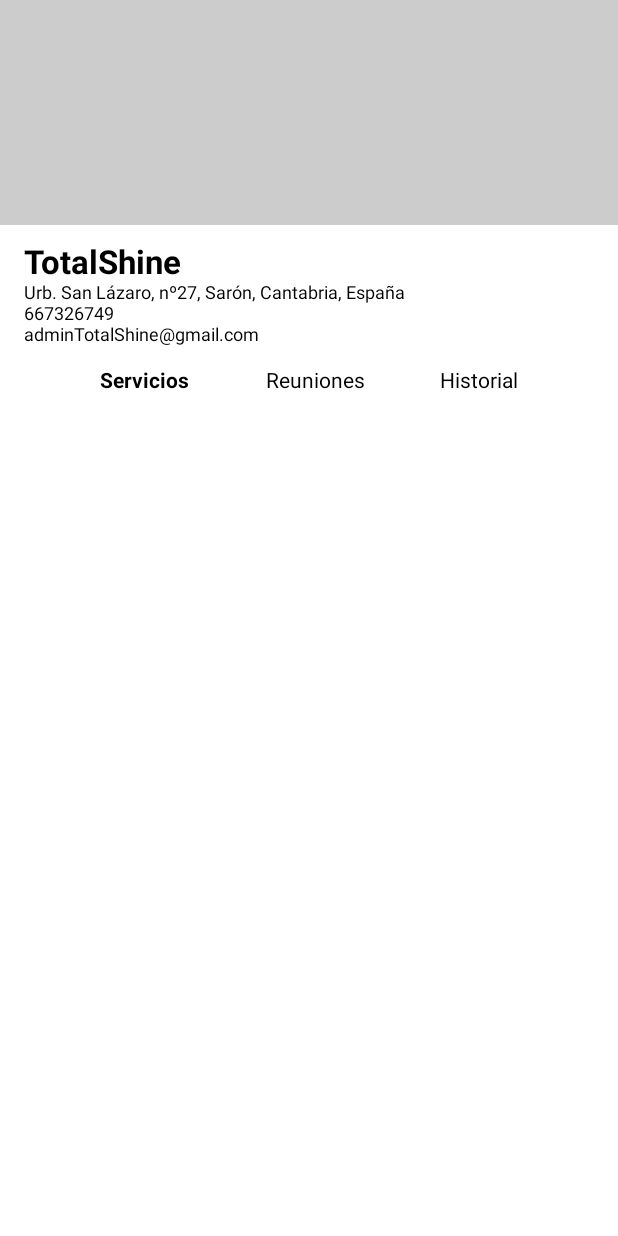
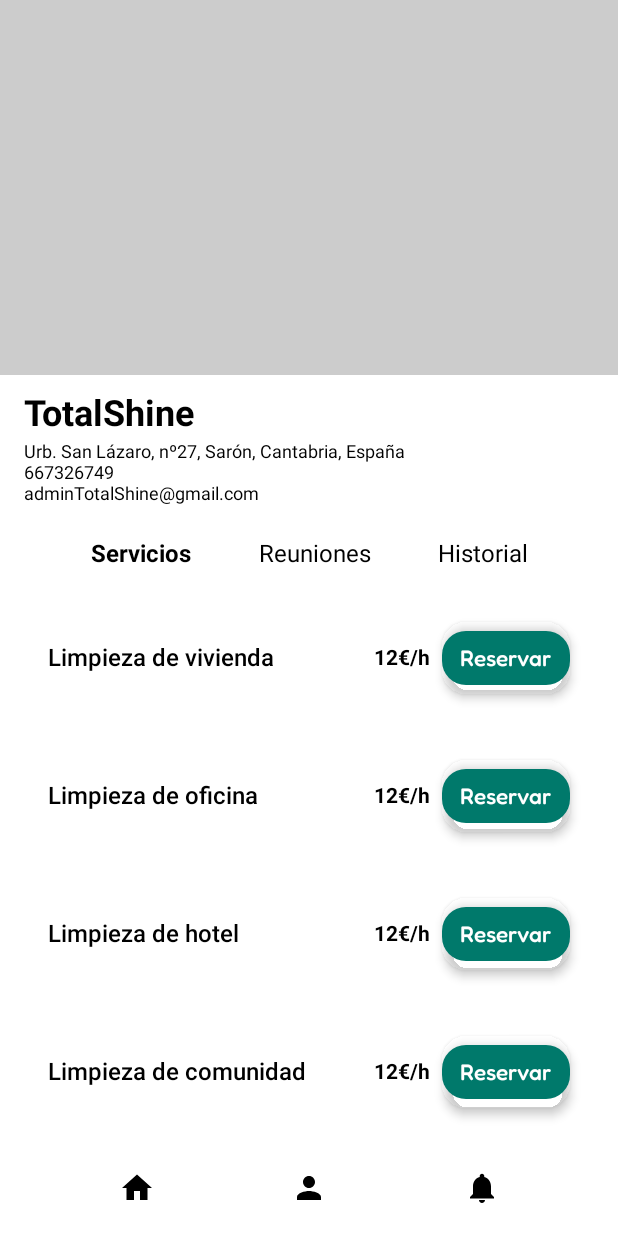
Before and after one commit to NecoRuiz/app_webService, an Android app built with Jetpack Compose: the @Preview function HomeScreen, on a phone screen of 412 x 824 dp. Run offline under Robolectric (Android 15) with nearby library versions, the phone set to English and light mode, and no system bars.

Commit message:
ServicioSection actualizado e implementado en la HomeScreen

```diff
--- /dev/null
+++ b/app/src/main/java/com/example/app_webservice/ui/home/HistorialSection.kt
@@ -0,0 +1,8 @@
+package com.example.app_webservice.ui.home
+
+import androidx.compose.runtime.Composable
+
+@Composable
+fun HistorialSection() {
+
+}
--- a/app/src/main/java/com/example/app_webservice/ui/home/HomeScreen.kt
+++ b/app/src/main/java/com/example/app_webservice/ui/home/HomeScreen.kt
@@ -1,20 +1,22 @@
 package com.example.app_webservice.ui.home
 
-import androidx.compose.foundation.Image
+
+
+
 import androidx.compose.foundation.background
 import androidx.compose.foundation.clickable
 import androidx.compose.foundation.layout.*
-import androidx.compose.foundation.shape.RoundedCornerShape
-import androidx.compose.material.*
 import androidx.compose.material3.Icon
 import androidx.compose.material3.IconButton
 import androidx.compose.material3.Text
+
 import androidx.compose.runtime.*
 import androidx.compose.ui.Alignment
 import androidx.compose.ui.Modifier
 import androidx.compose.ui.graphics.Color
 import androidx.compose.ui.res.painterResource
 import androidx.compose.ui.text.font.FontWeight
+import androidx.compose.ui.text.style.TextAlign
 import androidx.compose.ui.tooling.preview.Preview
 import androidx.compose.ui.unit.dp
 import androidx.compose.ui.unit.sp
@@ -25,64 +27,82 @@ import com.example.app_webservice.R
 fun HomeScreen() {
     val selectedOption = remember { mutableStateOf("servicio") }
 
-    Box(modifier = Modifier.fillMaxSize()) {
-
-        Column(modifier = Modifier.fillMaxSize()
-            .background(Color.White)) {
-            // Imagen superior
+    Column(
+        modifier = Modifier
+            .fillMaxSize()
+            .background(Color.White)
+    ) {
+        // Imagen superior más alta
         Box(
             modifier = Modifier
                 .fillMaxWidth()
-                    .height(150.dp)
+                .height(250.dp)
                 .background(Color.LightGray)
+        ) {}
+
+        // Información de la empresa
+        Column(
+            modifier = Modifier
+                .fillMaxWidth()
+                .padding(horizontal = 16.dp, vertical = 12.dp)
         ) {
-                // Aquí puedes poner un carrusel más adelante
-            }
-
-            Spacer(modifier = Modifier.height(12.dp))
-
-            // Info del negocio
-            Column(modifier = Modifier.padding(horizontal = 16.dp)) {
-                Text("TotalShine", fontSize = 22.sp, fontWeight = FontWeight.Bold)
+            Text("TotalShine", fontSize = 24.sp, fontWeight = FontWeight.Bold)
+            Spacer(modifier = Modifier.height(4.dp))
             Text("Urb. San Lázaro, nº27, Sarón, Cantabria, España", fontSize = 12.sp)
             Text("667326749", fontSize = 12.sp)
             Text("adminTotalShine@gmail.com", fontSize = 12.sp)
         }
 
-            Spacer(modifier = Modifier.height(16.dp))
+        Spacer(modifier = Modifier.height(12.dp))
 
-            // Botones de sección
+        // Tabs (centrados y con más tamaño)
         Row(
             modifier = Modifier
                 .fillMaxWidth()
                 .padding(horizontal = 16.dp),
             horizontalArrangement = Arrangement.SpaceEvenly
         ) {
-                Text("Servicios",
+            Text(
+                "Servicios",
+                fontSize = 16.sp,
+                textAlign = TextAlign.Center,
                 fontWeight = if (selectedOption.value == "servicio") FontWeight.Bold else FontWeight.Normal,
-                    modifier = Modifier.clickable { selectedOption.value = "servicio" })
-
-                Text("Reuniones",
+                modifier = Modifier.clickable { selectedOption.value = "servicio" }
+            )
+            Text(
+                "Reuniones",
+                fontSize = 16.sp,
+                textAlign = TextAlign.Center,
                 fontWeight = if (selectedOption.value == "reunion") FontWeight.Bold else FontWeight.Normal,
-                    modifier = Modifier.clickable { selectedOption.value = "reunion" })
-
-                Text("Historial",
+                modifier = Modifier.clickable { selectedOption.value = "reunion" }
+            )
+            Text(
+                "Historial",
+                fontSize = 16.sp,
+                textAlign = TextAlign.Center,
                 fontWeight = if (selectedOption.value == "historial") FontWeight.Bold else FontWeight.Normal,
-                    modifier = Modifier.clickable { selectedOption.value = "historial" })
+                modifier = Modifier.clickable { selectedOption.value = "historial" }
+            )
         }
 
         Spacer(modifier = Modifier.height(16.dp))
 
         // Sección dinámica
+        Column(
+            modifier = Modifier
+                .fillMaxWidth()
+                .padding(horizontal = 16.dp)
+                .weight(1f),
+            verticalArrangement = Arrangement.Top
+        ) {
             when (selectedOption.value) {
                 "servicio" -> ServicioSection()
                 "reunion" -> ReunionSection()
                 "historial" -> HistorialSection()
             }
+        }
 
-            Spacer(modifier = Modifier.weight(1f))
-
-            // Barra inferior
+        // Barra inferior fija
         Row(
             modifier = Modifier
                 .fillMaxWidth()
@@ -91,19 +111,19 @@ fun HomeScreen() {
             horizontalArrangement = Arrangement.SpaceEvenly,
             verticalAlignment = Alignment.CenterVertically
         ) {
-                IconButton(onClick = { /* Navegar o lógica futura */ }) {
+            IconButton(onClick = { }) {
                 Icon(
                     painter = painterResource(id = R.drawable.baseline_home_24),
                     contentDescription = "Home"
                 )
             }
-                IconButton(onClick = { /* Usuario */ }) {
+            IconButton(onClick = { }) {
                 Icon(
                     painter = painterResource(id = R.drawable.baseline_person_24),
                     contentDescription = "Perfil"
                 )
             }
-                IconButton(onClick = { /* Notificaciones o historial */ }) {
+            IconButton(onClick = { }) {
                 Icon(
                     painter = painterResource(id = R.drawable.baseline_notifications_24),
                     contentDescription = "Historial"
@@ -112,4 +132,3 @@ fun HomeScreen() {
         }
     }
 }
-}
--- /dev/null
+++ b/app/src/main/java/com/example/app_webservice/ui/home/ReunionSection.kt
@@ -0,0 +1,8 @@
+package com.example.app_webservice.ui.home
+
+import androidx.compose.runtime.Composable
+
+@Composable
+fun ReunionSection() {
+
+}
--- a/app/src/main/java/com/example/app_webservice/ui/home/Sections.kt
+++ /dev/null
@@ -1,23 +0,0 @@
-package com.example.app_webservice.ui.home
-
-import androidx.compose.foundation.background
-import androidx.compose.foundation.layout.Box
-import androidx.compose.foundation.layout.fillMaxSize
-import androidx.compose.runtime.Composable
-import androidx.compose.ui.Modifier
-import androidx.compose.ui.graphics.Color
-
-@Composable
-fun ServicioSection() {
-    Box(modifier = Modifier.fillMaxSize().background(Color.White)) {}
-}
-
-@Composable
-fun ReunionSection() {
-    Box(modifier = Modifier.fillMaxSize().background(Color.White)) {}
-}
-
-@Composable
-fun HistorialSection() {
-    Box(modifier = Modifier.fillMaxSize().background(Color.White)) {}
-}
--- /dev/null
+++ b/app/src/main/java/com/example/app_webservice/ui/home/ServicioSection.kt
@@ -0,0 +1,85 @@
+package com.example.app_webservice.ui.home
+
+import androidx.compose.foundation.layout.*
+import androidx.compose.foundation.shape.RoundedCornerShape
+import androidx.compose.material3.Button
+import androidx.compose.material3.ButtonDefaults
+import androidx.compose.material3.Text
+import androidx.compose.runtime.Composable
+import androidx.compose.ui.Alignment
+import androidx.compose.ui.Modifier
+import androidx.compose.ui.graphics.Color
+import androidx.compose.ui.text.font.FontWeight
+import androidx.compose.ui.unit.dp
+import androidx.compose.ui.unit.sp
+import androidx.compose.ui.tooling.preview.Preview
+import androidx.compose.ui.draw.shadow
+import com.example.app_webservice.ui.theme.fredokaFmily
+
+@Preview
+@Composable
+fun ServicioSection() {
+    val servicios = listOf(
+        "Limpieza de vivienda",
+        "Limpieza de oficina",
+        "Limpieza de hotel",
+        "Limpieza de comunidad"
+    )
+
+    Column(
+        modifier = Modifier
+            .fillMaxWidth()
+            .fillMaxHeight()
+            .padding(horizontal = 16.dp, vertical = 8.dp),
+        verticalArrangement = Arrangement.spacedBy(20.dp, alignment = Alignment.Top)
+    ) {
+        servicios.forEach { servicio ->
+            Row(
+                modifier = Modifier
+                    .fillMaxWidth()
+                    .padding(vertical = 18.dp),
+                verticalAlignment = Alignment.CenterVertically,
+                horizontalArrangement = Arrangement.SpaceBetween
+            ) {
+                Text(
+                    servicio,
+                    fontSize = 16.sp,
+                    fontWeight = FontWeight.Medium
+                )
+
+                Row(
+                    verticalAlignment = Alignment.CenterVertically,
+                    horizontalArrangement = Arrangement.spacedBy(8.dp)
+                ) {
+                    Text(
+                        "12€/h",
+                        fontSize = 14.sp,
+                        fontWeight = FontWeight.Bold,
+                        color = Color.Black
+                    )
+
+                    Button(
+                        onClick = { /* Acción de reservar */ },
+                        colors = ButtonDefaults.buttonColors(
+                            containerColor = Color(0xFF00796B),
+                            contentColor = Color.White
+                        ),
+                        shape = RoundedCornerShape(16.dp),
+                        contentPadding = PaddingValues(horizontal = 12.dp, vertical = 4.dp),
+                        modifier = Modifier
+                            .height(36.dp)
+                            .shadow(4.dp, shape = RoundedCornerShape(16.dp))
+                    ) {
+                        Text(
+                            text = "Reservar",
+                            fontFamily = fredokaFmily,
+                            fontWeight = FontWeight.Medium,
+                            fontSize = 15.sp,
+                            color = Color.White
+                        )
+                    }
+                }
+            }
+        }
+    }
+}
--- a/app/src/main/java/com/example/app_webservice/ui/login/LoginScreen.kt
+++ b/app/src/main/java/com/example/app_webservice/ui/login/LoginScreen.kt
@@ -480,7 +480,7 @@ fun BouncingBubbles() {
 }
 
 // Función auxiliar que mueve la burbuja y maneja el rebote
-suspend fun moveBubble(bubble: Bubble, screenWidthPx: Float, screenHeightPx: Float) {
+ fun moveBubble(bubble: Bubble, screenWidthPx: Float, screenHeightPx: Float) {
     val currentPos = bubble.position.value
     var newVelocity = bubble.velocity
 
```
Lines whose indentation alone changed are shown as unchanged.
